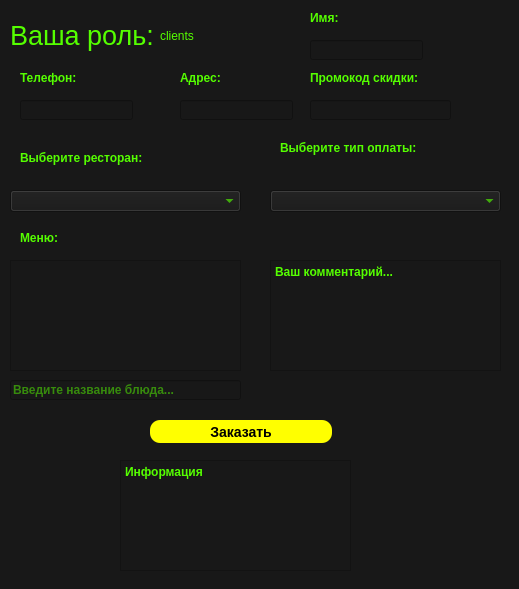
This is test.ui in dmsrgv/dbprogram as Qt 5 draws it before an edit. The edited form follows.
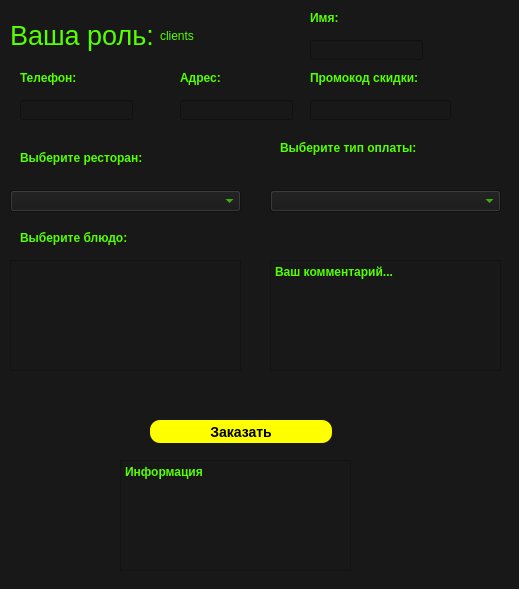
This is the edited form.

Commit message: Add prize (без учёта скидки, скоро)

```diff
--- a/test.ui
+++ b/test.ui
@@ -88,7 +88,7 @@
 			 font: bold;			}</string>
    </property>
    <property name="text">
-    <string>Меню:</string>
+    <string>Выберите блюдо:</string>
    </property>
   </widget>
   <widget class="QPushButton" name="pushButton_2">
@@ -342,23 +342,6 @@
 			 font: bold;			}</string>
    </property>
   </widget>
-  <widget class="QLineEdit" name="lineEdit_5">
-   <property name="geometry">
-    <rect>
-     <x>10</x>
-     <y>380</y>
-     <width>231</width>
-     <height>20</height>
-    </rect>
-   </property>
-   <property name="styleSheet">
-    <string notr="true">QLineEdit {color: rgb(85, 255, 0);
-			 font: bold;			}</string>
-   </property>
-   <property name="placeholderText">
-    <string>Введите название блюда...</string>
-   </property>
-  </widget>
  </widget>
  <resources/>
  <connections/>
```
The commit also changes 2 other files.
